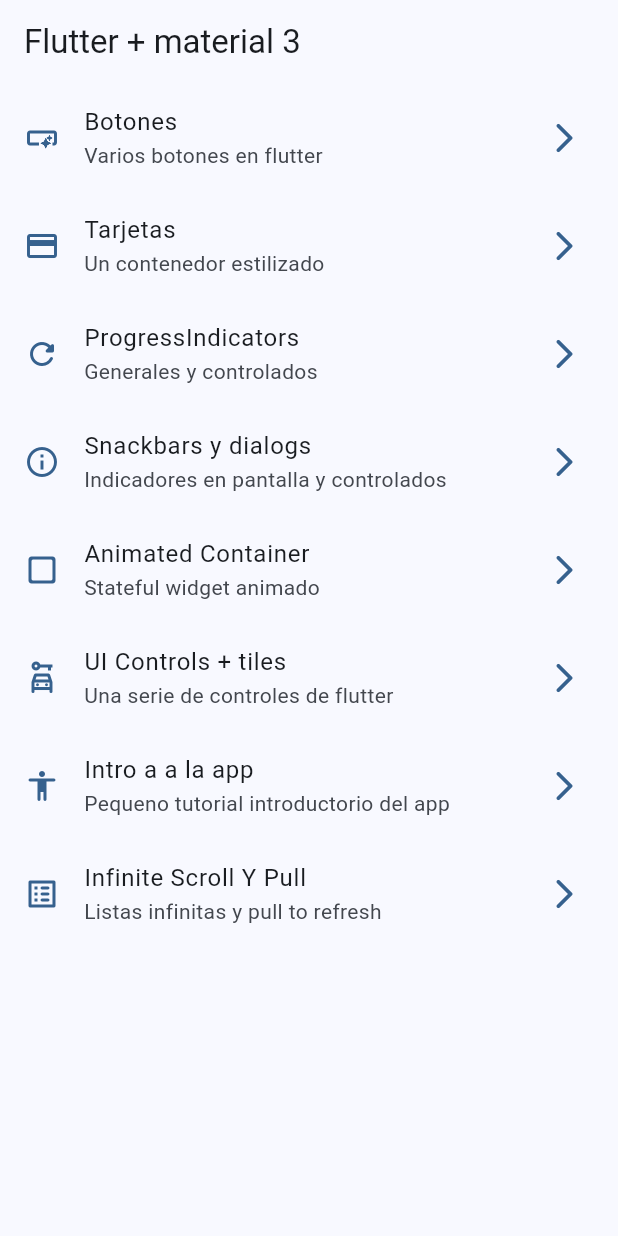
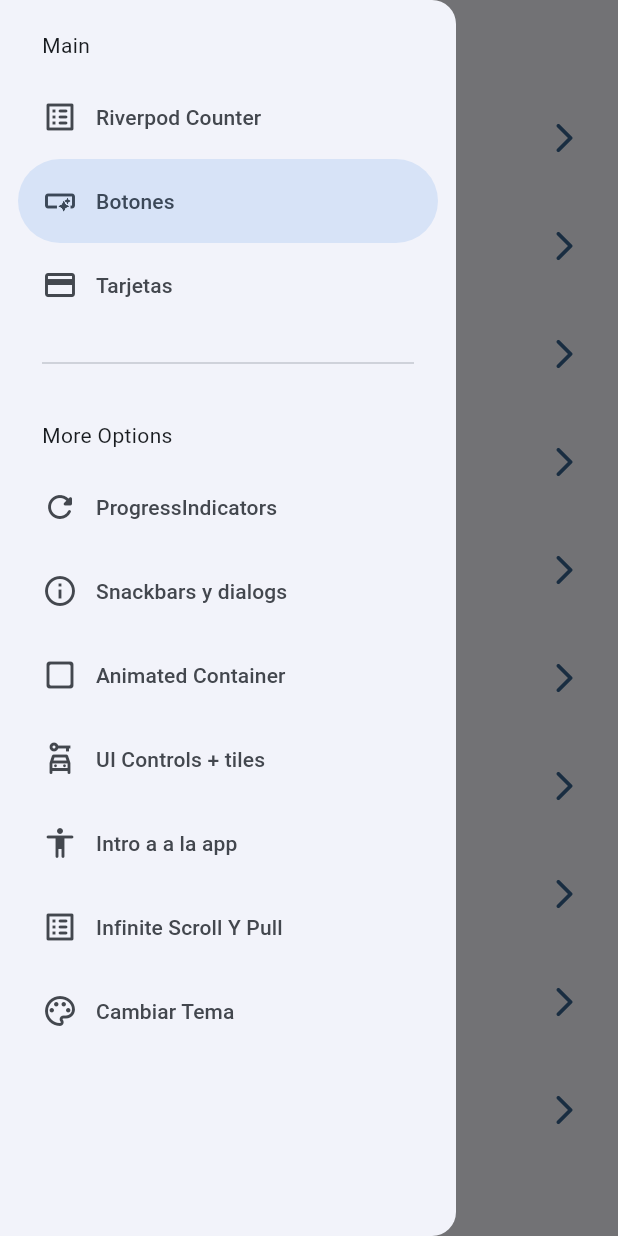
Before and after one commit to luiseduardovb/widgets_app, a Flutter app: the screen it shows after launch, with the side drawer open (before the commit the screen has no drawer), on a phone screen of 412 x 824 dp. Run offline on Flutter 3.47's test engine with Material 2 defaults, Android fonts, the phone set to English and light mode, and no system bars; our stand-ins replace animate_do, flutter_riverpod, go_router.

Commit message:
Add river pod

```diff
--- a/lib/config/menu/menu_items.dart
+++ b/lib/config/menu/menu_items.dart
@@ -14,6 +14,11 @@ class MenuItem {
 }
 
 const appMenuItems = <MenuItem>[
+  MenuItem(
+      title: 'Riverpod Counter',
+      subtitle: 'Intro to riverpod',
+      link: '/counter-river',
+      icon: Icons.list_alt_rounded),
   MenuItem(
       title: 'Botones',
       subtitle: 'Varios botones en flutter',
@@ -53,5 +58,10 @@ const appMenuItems = <MenuItem>[
       title: 'Infinite Scroll Y Pull',
       subtitle: 'Listas infinitas y pull to refresh',
       link: '/infinite',
-      icon: Icons.list_alt_rounded)
+      icon: Icons.list_alt_rounded),
+  MenuItem(
+      title: 'Cambiar Tema',
+      subtitle: 'Cambiar tema de la app',
+      link: '/theme-changer',
+      icon: Icons.color_lens_outlined),
 ];
--- a/lib/config/router/app_router.dart
+++ b/lib/config/router/app_router.dart
@@ -48,4 +48,14 @@ final appRouter = GoRouter(initialLocation: '/', routes: [
     name: InfiniteScrollScreen.name,
     builder: (context, state) => const InfiniteScrollScreen(),
   ),
+  GoRoute(
+    path: '/counter-river',
+    name: CounterScreen.name,
+    builder: (context, state) => const CounterScreen(),
+  ),
+  GoRoute(
+    path: '/theme-changer',
+    name: ThemeChangerScren.name,
+    builder: (context, state) => const ThemeChangerScren(),
+  ),
 ]);
--- a/lib/config/theme/app_theme.dart
+++ b/lib/config/theme/app_theme.dart
@@ -12,14 +12,17 @@ const colorList = <Color>[
 
 class AppTheme {
   final int selectedColor;
+  final bool isDarkMode;
 
-  AppTheme({this.selectedColor = 0})
+  AppTheme({this.selectedColor = 0, this.isDarkMode = false})
       : assert(selectedColor >= 0, 'Selected Color must be greater than 0'),
         assert(selectedColor <= colorList.length - 1,
             'Selected Color must be less or equal than ${colorList.length}');
 
   ThemeData getTheme() => ThemeData(
-      colorSchemeSeed: colorList[selectedColor],
-      useMaterial3: true,
-      appBarTheme: const AppBarTheme(centerTitle: false));
+        colorSchemeSeed: colorList[selectedColor],
+        useMaterial3: true,
+        brightness: isDarkMode ? Brightness.dark : Brightness.light,
+        appBarTheme: const AppBarTheme(centerTitle: false),
+      );
 }
--- a/lib/main.dart
+++ b/lib/main.dart
@@ -1,21 +1,26 @@
 import 'package:flutter/material.dart';
+import 'package:flutter_riverpod/flutter_riverpod.dart';
 import 'package:widgets_app/config/router/app_router.dart';
 import 'package:widgets_app/config/theme/app_theme.dart';
+import 'package:widgets_app/presentation/providers/theme_provider.dart';
 
 void main() {
-  runApp(const MainApp());
+  runApp(const ProviderScope(child: MainApp()));
 }
 
-class MainApp extends StatelessWidget {
+class MainApp extends ConsumerWidget {
   const MainApp({super.key});
 
   @override
-  Widget build(BuildContext context) {
+  Widget build(BuildContext context, WidgetRef ref) {
+    final bool isDarkMode = ref.watch(isDarkModeProvider);
+    final int selectedColor = ref.watch(selectedColorProvider);
     return MaterialApp.router(
       title: 'Flutter Widgets',
       routerConfig: appRouter,
       debugShowCheckedModeBanner: false,
-      theme: AppTheme(selectedColor: 0).getTheme(),
+      theme: AppTheme(selectedColor: selectedColor, isDarkMode: isDarkMode)
+          .getTheme(),
     );
   }
 }
--- /dev/null
+++ b/lib/presentation/providers/counter_provider.dart
@@ -0,0 +1,3 @@
+import 'package:flutter_riverpod/flutter_riverpod.dart';
+
+final counterProvider = StateProvider<int>((ref) => 5);
--- /dev/null
+++ b/lib/presentation/providers/theme_provider.dart
@@ -0,0 +1,11 @@
+import 'package:flutter_riverpod/flutter_riverpod.dart';
+import 'package:widgets_app/config/theme/app_theme.dart';
+
+// a boolean
+final isDarkModeProvider = StateProvider<bool>((ref) => false);
+
+// Listadop de colores inmutables
+final colorsListProvider = Provider((ref) => colorList);
+
+// Un simple init
+final selectedColorProvider = StateProvider<int>((ref) => 0);
--- a/lib/presentation/screens/home/home_screen.dart
+++ b/lib/presentation/screens/home/home_screen.dart
@@ -1,7 +1,7 @@
 import 'package:flutter/material.dart';
 import 'package:go_router/go_router.dart';
 import 'package:widgets_app/config/menu/menu_items.dart';
-import 'package:widgets_app/presentation/screens/cards/cards_screen.dart';
+import 'package:widgets_app/presentation/widgets/side_menu.dart';
 
 class HomeScreen extends StatelessWidget {
   static const String name = 'home_screen';
@@ -10,12 +10,16 @@ class HomeScreen extends StatelessWidget {
 
   @override
   Widget build(BuildContext context) {
+    final scaffoldKey = GlobalKey<ScaffoldState>();
     return Scaffold(
-      appBar: AppBar(
-        title: const Text('Flutter + material 3'),
-      ),
-      body: const _HomeView(),
-    );
+        key: scaffoldKey,
+        appBar: AppBar(
+          title: const Text('Flutter + material 3'),
+        ),
+        body: const _HomeView(),
+        drawer: SideMenu(
+          scaffoldKey: scaffoldKey,
+        ));
   }
 }
 
--- a/lib/presentation/screens/screens.dart
+++ b/lib/presentation/screens/screens.dart
@@ -2,8 +2,10 @@ export 'package:widgets_app/presentation/screens/animated/animated_screen.dart';
 export 'package:widgets_app/presentation/screens/app_tutorial/app_tutorial_screen.dart';
 export 'package:widgets_app/presentation/screens/buttons/buttons_screen.dart';
 export 'package:widgets_app/presentation/screens/cards/cards_screen.dart';
+export 'package:widgets_app/presentation/screens/counter/counter_screen.dart';
 export 'package:widgets_app/presentation/screens/home/home_screen.dart';
 export 'package:widgets_app/presentation/screens/infinite_scroll/infinite_scroll_screen.dart';
 export 'package:widgets_app/presentation/screens/progress/progress_screen.dart';
 export 'package:widgets_app/presentation/screens/snackbar/snackbar_screen.dart';
+export 'package:widgets_app/presentation/screens/theme_changer/theme_changer.dart';
 export 'package:widgets_app/presentation/screens/ui_controls/ui_controls_screen.dart';
--- /dev/null
+++ b/lib/presentation/widgets/side_menu.dart
@@ -0,0 +1,52 @@
+import 'package:flutter/material.dart';
+import 'package:go_router/go_router.dart';
+import 'package:widgets_app/config/menu/menu_items.dart';
+
+class SideMenu extends StatefulWidget {
+  final GlobalKey<ScaffoldState> scaffoldKey;
+  const SideMenu({super.key, required this.scaffoldKey});
+
+  @override
+  State<SideMenu> createState() => _SideMenuState();
+}
+
+class _SideMenuState extends State<SideMenu> {
+  int navDrawerIndex = 1;
+
+  @override
+  Widget build(BuildContext context) {
+    final hasNotch = MediaQuery.of(context).viewPadding.top > 35;
+
+    return NavigationDrawer(
+        selectedIndex: navDrawerIndex,
+        onDestinationSelected: (value) {
+          setState(() {
+            navDrawerIndex = value;
+          });
+
+          final menuItem = appMenuItems[value];
+
+          context.push(menuItem.link);
+          widget.scaffoldKey.currentState?.closeDrawer();
+        },
+        children: [
+          Padding(
+            padding: EdgeInsets.fromLTRB(28, hasNotch ? 10 : 20, 16, 10),
+            child: const Text('Main'),
+          ),
+          ...appMenuItems.sublist(0, 3).map((item) =>
+              NavigationDrawerDestination(
+                  icon: Icon(item.icon), label: Text(item.title))),
+          const Padding(
+            padding: EdgeInsets.fromLTRB(28, 16, 28, 10),
+            child: Divider(),
+          ),
+          Padding(
+            padding: EdgeInsets.fromLTRB(28, hasNotch ? 10 : 20, 16, 10),
+            child: const Text('More Options'),
+          ),
+          ...appMenuItems.sublist(3).map((item) => NavigationDrawerDestination(
+              icon: Icon(item.icon), label: Text(item.title))),
+        ]);
+  }
+}
--- a/pubspec.yaml
+++ b/pubspec.yaml
@@ -10,6 +10,7 @@ dependencies:
   animate_do: ^3.0.2
   flutter:
     sdk: flutter
+  flutter_riverpod: ^2.3.6
   go_router: ^10.0.0
 
 dev_dependencies:
```
Also changed, not shown: lib/presentation/screens/counter/counter_screen.dart (added, +45 -0 lines), lib/presentation/screens/theme_changer/theme_changer.dart (added, +59 -0 lines), pubspec.lock.
